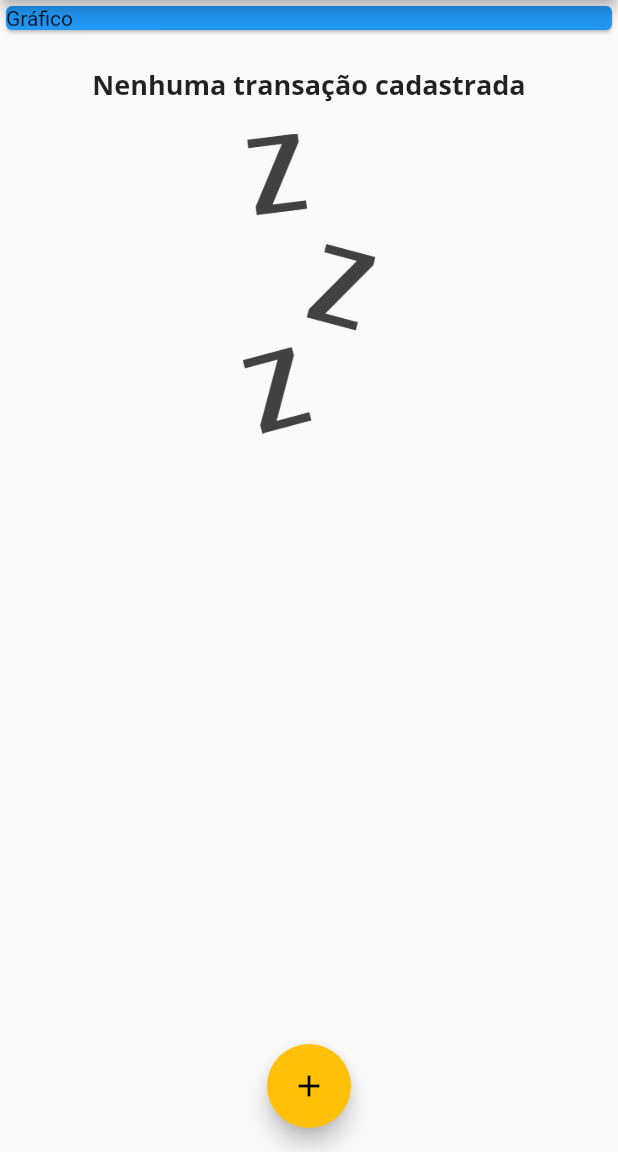
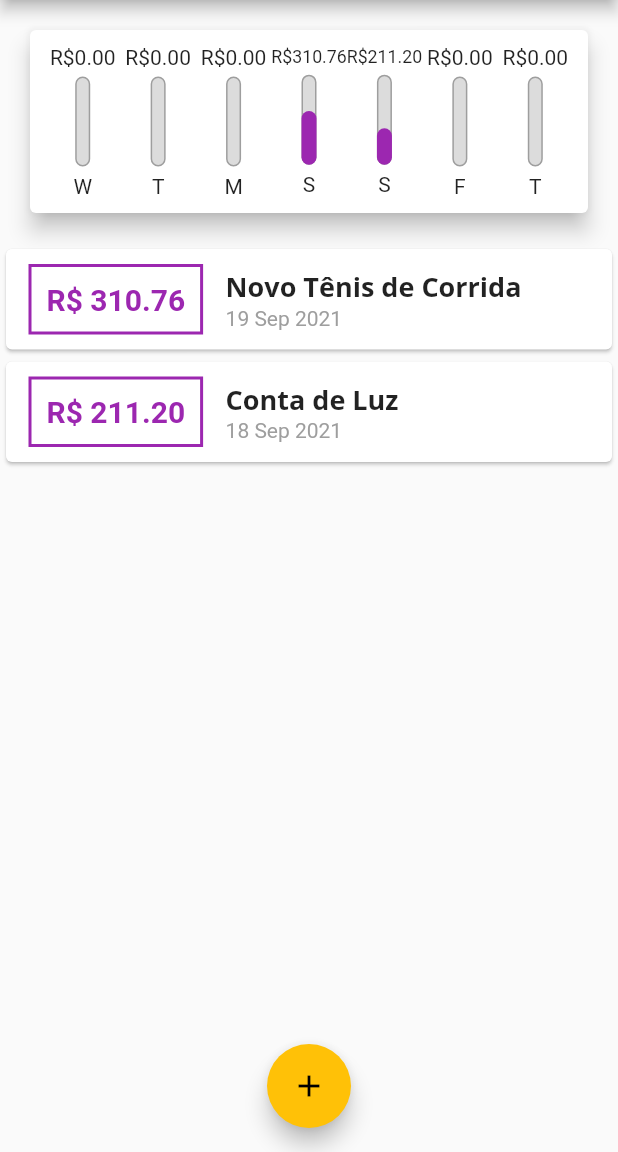
Before and after one commit to huayans/Expenses, a Flutter app: the screen it shows after launch, on a phone screen of 412 x 824 dp, the part 84-1236 px from its top. Run offline on Flutter 3.47's test engine with Material 2 defaults, Android fonts, the phone set to English and light mode, and no system bars; missing offline and left inert: dart:ffi.

Commit message:
adição de 2 components refere -se ao grafico

```diff
--- /dev/null
+++ b/lib/components/chart.dart
@@ -0,0 +1,63 @@
+import 'package:flutter/material.dart';
+import '../models/transaction.dart';
+import 'package:intl/intl.dart';
+import 'chart_bar.dart';
+
+class Chart extends StatelessWidget {
+  final List<Transaction> recentTransaction;
+
+  Chart(this.recentTransaction);
+
+  List<Map<String, dynamic>> get groupedTransactions {
+    return List.generate(7, (index) {
+      final weekDay = DateTime.now().subtract(
+        Duration(days: index),
+      );
+      double totalSum = 0.0;
+
+      for (var i = 0; i < recentTransaction.length; i++) {
+        bool sameDay = recentTransaction[i].date.day == weekDay.day;
+        bool sameMonth = recentTransaction[i].date.month == weekDay.month;
+        bool sameYear = recentTransaction[i].date.year == weekDay.year;
+
+        if (sameDay && sameMonth && sameYear) {
+          totalSum += recentTransaction[i].value;
+        }
+      }
+      return {
+        'day': DateFormat.E().format(weekDay)[0],
+        'value': totalSum,
+      };
+    });
+  }
+
+  double get _weekTotalValue {
+    return groupedTransactions.fold(0.0, (sum, tr) {
+      return sum + tr['value'];
+    });
+  }
+
+  @override
+  Widget build(BuildContext context) {
+    return Card(
+      elevation: 6,
+      margin: EdgeInsets.all(20),
+      child: Padding(
+        padding: const EdgeInsets.all(10),
+        child: Row(
+          mainAxisAlignment: MainAxisAlignment.spaceAround,
+          children: groupedTransactions.map((tr) {
+            return Flexible(
+              fit: FlexFit.tight,
+              child: ChartBar(
+                label: tr['day'],
+                value: tr['value'],
+                percentage: tr['value'] / _weekTotalValue,
+              ),
+            );
+          }).toList(),
+        ),
+      ),
+    );
+  }
+}
--- /dev/null
+++ b/lib/components/chart_bar.dart
@@ -0,0 +1,64 @@
+import 'package:flutter/material.dart';
+
+class ChartBar extends StatelessWidget {
+  final String label;
+  final double value;
+  final double percentage;
+
+  ChartBar({
+    required this.label,
+    required this.value,
+    required this.percentage,
+  });
+
+  @override
+  Widget build(BuildContext context) {
+    return Column(
+      children: [
+        FittedBox(
+          child: Text('R\$${value.toStringAsFixed(2)}'),
+        ),
+        SizedBox(
+          height: 5,
+        ),
+        Container(
+          height: 60,
+          width: 10,
+          child: Stack(
+            alignment: Alignment.bottomCenter,
+            children: [
+              Container(
+                decoration: BoxDecoration(
+                  border: Border.all(
+                    color: Colors.grey,
+                    width: 1.0,
+                  ),
+                  color: Color.fromRGBO(
+                    220,
+                    220,
+                    220,
+                    1,
+                  ),
+                  borderRadius: BorderRadius.circular(5),
+                ),
+              ),
+              FractionallySizedBox(
+                heightFactor: percentage,
+                child: Container(
+                  decoration: BoxDecoration(
+                    color: Theme.of(context).primaryColor,
+                    borderRadius: BorderRadius.circular(5),
+                  ),
+                ),
+              ),
+            ],
+          ),
+        ),
+        SizedBox(
+          height: 5,
+        ),
+        Text(label),
+      ],
+    );
+  }
+}
--- a/lib/main.dart
+++ b/lib/main.dart
@@ -1,8 +1,10 @@
+import 'package:expenses/components/chart.dart';
 import 'package:expenses/components/transaction_form.dart';
 
 import 'package:flutter/material.dart';
 import './components/transaction_form.dart';
 import './components/transaction_list.dart';
+import 'components/chart.dart';
 import 'models/transaction.dart';
 import 'dart:math';
 
@@ -45,18 +47,33 @@ class MyHomePage extends StatefulWidget {
 
 class _MyHomePageState extends State<MyHomePage> {
   final List<Transaction> _transaction = [
-/*     Transaction(
-        id: 't1',
-        title: 'Novo Tênis de Corrida',
-        value: 310.76,
-        date: DateTime.now()),
+    Transaction(
+      id: 't1',
+      title: 'Novo Tênis de Corrida',
+      value: 310.76,
+      date: DateTime.now().subtract(
+        Duration(days: 3),
+      ),
+    ),
     Transaction(
       id: 't2',
       title: 'Conta de Luz',
       value: 211.20,
-      date: DateTime.now(),
-    ), */
+      date: DateTime.now().subtract(
+        Duration(days: 4),
+      ),
+    ),
   ];
+
+  List<Transaction> get _recentTransactions {
+    return _transaction.where((tr) {
+      return tr.date.isAfter(
+        DateTime.now().subtract(
+          Duration(days: 7),
+        ),
+      );
+    }).toList();
+  }
 
   _addTransaction(String title, double value) {
     final newTransaction = Transaction(
@@ -96,12 +113,7 @@ class _MyHomePageState extends State<MyHomePage> {
         child: Column(
           crossAxisAlignment: CrossAxisAlignment.stretch,
           children: [
-            Container(
-              child: Card(
-                color: Colors.blue,
-                child: Text('Gráfico'),
-              ),
-            ),
+            Chart(_recentTransactions),
             TransactionList(_transaction),
           ],
         ),
```
